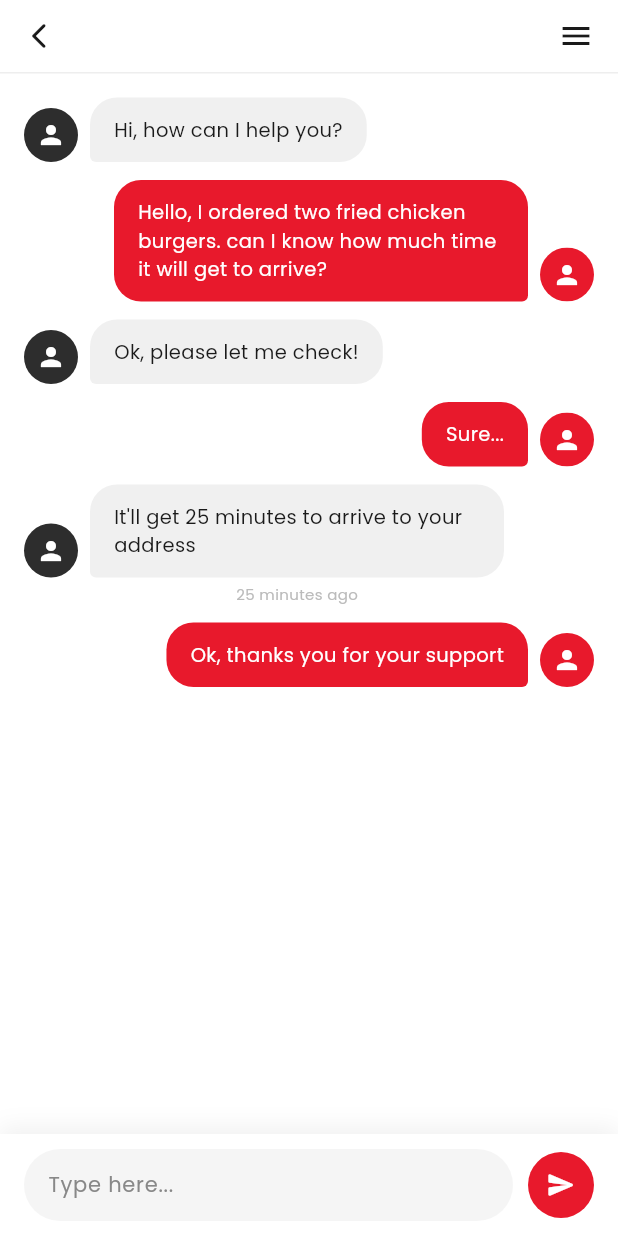
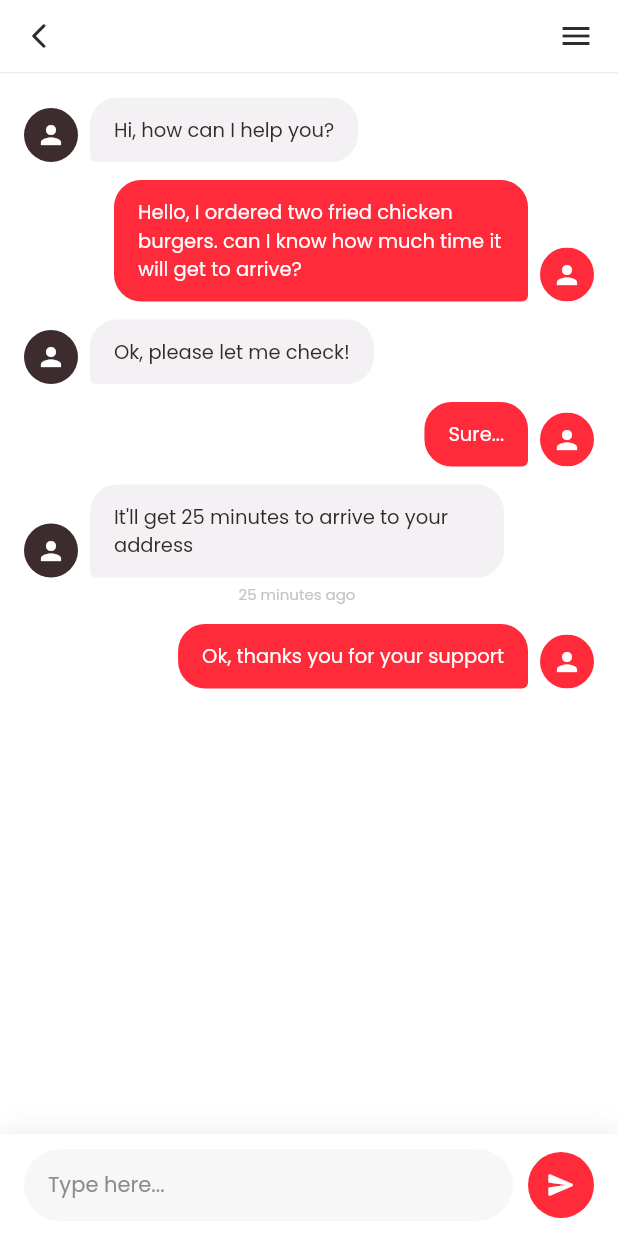
Before and after one commit to JuanMaya8/delivery, a Flutter app: the screen it shows after launch, after a tap on the "chat bubble outline" icon, on a phone screen of 412 x 824 dp. Run offline on Flutter 3.47's test engine with Material 3 defaults, Android fonts, the phone set to English and light mode, and no system bars; our stand-ins replace google_fonts; network calls fail.

Commit message:
Casi final

```diff
--- a/lib/screens/customer_support_screen.dart
+++ b/lib/screens/customer_support_screen.dart
@@ -21,7 +21,7 @@ class _CustomerSupportScreenState extends State<CustomerSupportScreen> {
   final TextEditingController _textController = TextEditingController();
   final ScrollController _scrollController = ScrollController();
 
-  List<ChatMessage> _messages = [
+  final List<ChatMessage> _messages = [
     const ChatMessage(text: 'Hi, how can I help you?', isUser: false),
     const ChatMessage(
       text: 'Hello, I ordered two fried chicken burgers. can I know how much time it will get to arrive?',
@@ -146,7 +146,7 @@ class _CustomerSupportScreenState extends State<CustomerSupportScreen> {
                 width: 36,
                 height: 36,
                 fit: BoxFit.cover,
-                errorBuilder: (_, __, ___) => Container(
+                errorBuilder: (_, _, _) => Container(
                   width: 36,
                   height: 36,
                   color: AppColors.primary,
--- a/lib/screens/home_screen.dart
+++ b/lib/screens/home_screen.dart
@@ -133,7 +133,7 @@ class _HomeScreenState extends State<HomeScreen> {
       child: ListView.separated(
         scrollDirection: Axis.horizontal,
         itemCount: _categories.length,
-        separatorBuilder: (_, __) => const SizedBox(width: 10),
+        separatorBuilder: (_, _) => const SizedBox(width: 10),
         itemBuilder: (context, index) {
           final cat = _categories[index];
           final isSelected = cat == _selectedCategory;
@@ -315,7 +315,7 @@ class _FoodCard extends StatelessWidget {
                 height: 130,
                 width: double.infinity,
                 fit: BoxFit.cover,
-                errorBuilder: (_, __, ___) => Container(
+                errorBuilder: (_, _, _) => Container(
                   height: 130,
                   color: AppColors.bgGrey,
                   child: const Icon(Icons.fastfood, size: 48, color: AppColors.textLight),
--- a/lib/screens/splash_screen.dart
+++ b/lib/screens/splash_screen.dart
@@ -1,5 +1,6 @@
 import 'package:flutter/material.dart';
 import 'package:google_fonts/google_fonts.dart';
+
 import '../theme/app_theme.dart';
 import 'home_screen.dart';
 
@@ -12,9 +13,9 @@ class SplashScreen extends StatefulWidget {
 
 class _SplashScreenState extends State<SplashScreen>
     with SingleTickerProviderStateMixin {
-  late AnimationController _controller;
-  late Animation<double> _fadeAnim;
-  late Animation<double> _scaleAnim;
+  late final AnimationController _controller;
+  late final Animation<double> _fadeAnim;
+  late final Animation<double> _scaleAnim;
 
   @override
   void initState() {
@@ -24,17 +25,16 @@ class _SplashScreenState extends State<SplashScreen>
       duration: const Duration(milliseconds: 1200),
     );
     _fadeAnim = CurvedAnimation(parent: _controller, curve: Curves.easeIn);
-    _scaleAnim = Tween<double>(begin: 0.85, end: 1.0).animate(
+    _scaleAnim = Tween<double>(begin: 0.86, end: 1).animate(
       CurvedAnimation(parent: _controller, curve: Curves.easeOutCubic),
     );
     _controller.forward();
 
     Future.delayed(const Duration(seconds: 3), () {
-      if (mounted) {
-        Navigator.of(context).pushReplacement(
-          MaterialPageRoute(builder: (_) => const HomeScreen()),
-        );
-      }
+      if (!mounted) return;
+      Navigator.of(context).pushReplacement(
+        MaterialPageRoute(builder: (_) => const HomeScreen()),
+      );
     });
   }
 
@@ -50,9 +50,7 @@ class _SplashScreenState extends State<SplashScreen>
       body: Container(
         width: double.infinity,
         height: double.infinity,
-        decoration: const BoxDecoration(
-          gradient: AppColors.splashGradient,
-        ),
+        decoration: const BoxDecoration(gradient: AppColors.splashGradient),
         child: SafeArea(
           child: FadeTransition(
             opacity: _fadeAnim,
@@ -60,22 +58,18 @@ class _SplashScreenState extends State<SplashScreen>
               scale: _scaleAnim,
               child: Column(
                 children: [
-                  const Spacer(flex: 2),
-                  // Logo
+                  const Spacer(flex: 3),
                   Text(
                     'Foodgo',
                     style: GoogleFonts.greatVibes(
-                      fontSize: 56,
+                      fontSize: 54,
                       color: Colors.white,
-                      fontWeight: FontWeight.w400,
                     ),
                   ),
-                  const Spacer(flex: 3),
-                  // Loading indicator
-                  _LoadingDots(),
-                  const SizedBox(height: 32),
-                  // Burger image at bottom
-                  _BurgerBottomImage(),
+                  const Spacer(flex: 5),
+                  const _LoadingDots(),
+                  const SizedBox(height: 26),
+                  const _BurgerBottomImage(),
                 ],
               ),
             ),
@@ -86,100 +80,40 @@ class _SplashScreenState extends State<SplashScreen>
   }
 }
 
-class _LoadingDots extends StatefulWidget {
-  @override
-  State<_LoadingDots> createState() => _LoadingDotsState();
-}
-
-class _LoadingDotsState extends State<_LoadingDots>
-    with SingleTickerProviderStateMixin {
-  late AnimationController _ctrl;
-  late Animation<double> _anim;
-
-  @override
-  void initState() {
-    super.initState();
-    _ctrl = AnimationController(
-      vsync: this,
-      duration: const Duration(milliseconds: 1000),
-    )..repeat();
-    _anim = CurvedAnimation(parent: _ctrl, curve: Curves.easeInOut);
-  }
-
-  @override
-  void dispose() {
-    _ctrl.dispose();
-    super.dispose();
-  }
+class _BurgerBottomImage extends StatelessWidget {
+  const _BurgerBottomImage();
 
   @override
   Widget build(BuildContext context) {
-    return AnimatedBuilder(
-      animation: _anim,
-      builder: (context, child) {
-        return Container(
-          width: 44,
-          height: 44,
-          decoration: BoxDecoration(
-            shape: BoxShape.circle,
-            border: Border.all(color: Colors.white.withOpacity(0.6), width: 2),
-          ),
-          child: Center(
-            child: Container(
-              width: 18,
-              height: 18,
-              decoration: const BoxDecoration(
-                shape: BoxShape.circle,
-                color: Colors.white,
+    return SizedBox(
+      height: 230,
+      width: double.infinity,
+      child: Stack(
+        clipBehavior: Clip.none,
+        children: [
+          Positioned(
+            left: -18,
+            bottom: -8,
+            child: Transform.rotate(
+              angle: -0.07,
+              child: Image.network(
+                'https://images.unsplash.com/photo-1568901346375-23c9450c58cd?w=600',
+                width: 220,
+                height: 175,
+                fit: BoxFit.contain,
+                errorBuilder: (_, _, _) => const _BurgerFallback(width: 220),
               ),
             ),
           ),
-        );
-      },
-    );
-  }
-}
-
-class _BurgerBottomImage extends StatelessWidget {
-  @override
-  Widget build(BuildContext context) {
-    return SizedBox(
-      height: 220,
-      child: Stack(
-        alignment: Alignment.bottomCenter,
-        children: [
-          // Shadow glow
           Positioned(
-            bottom: 0,
-            child: Container(
-              width: 260,
-              height: 40,
-              decoration: BoxDecoration(
-                borderRadius: BorderRadius.circular(100),
-                boxShadow: [
-                  BoxShadow(
-                    color: Colors.black.withOpacity(0.3),
-                    blurRadius: 30,
-                    spreadRadius: 10,
-                  ),
-                ],
-              ),
-            ),
-          ),
-          // Burger image
-          Image.network(
-            'https://images.unsplash.com/photo-1568901346375-23c9450c58cd?w=600',
-            width: 300,
-            height: 200,
-            fit: BoxFit.contain,
-            errorBuilder: (_, __, ___) => Container(
-              width: 300,
-              height: 200,
-              decoration: BoxDecoration(
-                color: Colors.white.withOpacity(0.1),
-                borderRadius: BorderRadius.circular(16),
-              ),
-              child: const Icon(Icons.fastfood, size: 80, color: Colors.white54),
+            left: 106,
+            bottom: -4,
+            child: Image.network(
+              'https://images.unsplash.com/photo-1550547660-d9450f859349?w=600',
+              width: 172,
+              height: 138,
+              fit: BoxFit.contain,
+              errorBuilder: (_, _, _) => const _BurgerFallback(width: 172),
             ),
           ),
         ],
@@ -187,3 +121,49 @@ class _BurgerBottomImage extends StatelessWidget {
     );
   }
 }
+
+class _BurgerFallback extends StatelessWidget {
+  final double width;
+
+  const _BurgerFallback({required this.width});
+
+  @override
+  Widget build(BuildContext context) {
+    return Container(
+      width: width,
+      height: width * 0.72,
+      decoration: BoxDecoration(
+        color: Colors.white.withOpacity(0.14),
+        borderRadius: BorderRadius.circular(32),
+      ),
+      child: const Icon(
+        Icons.fastfood_rounded,
+        size: 70,
+        color: Colors.white70,
+      ),
+    );
+  }
+}
+
+class _LoadingDots extends StatelessWidget {
+  const _LoadingDots();
+
+  @override
+  Widget build(BuildContext context) {
+    return Row(
+      mainAxisAlignment: MainAxisAlignment.center,
+      children: List.generate(
+        3,
+        (index) => Container(
+          width: 8,
+          height: 8,
+          margin: const EdgeInsets.symmetric(horizontal: 4),
+          decoration: BoxDecoration(
+            color: index == 1 ? Colors.white : Colors.white.withOpacity(0.55),
+            shape: BoxShape.circle,
+          ),
+        ),
+      ),
+    );
+  }
+}
--- a/lib/screens/user_profile_screen.dart
+++ b/lib/screens/user_profile_screen.dart
@@ -103,7 +103,7 @@ class UserProfileScreen extends StatelessWidget {
                     child: Image.network(
                       'https://images.unsplash.com/photo-1494790108755-2616b612b494?w=200',
                       fit: BoxFit.cover,
-                      errorBuilder: (_, __, ___) => Container(
+                      errorBuilder: (_, _, _) => Container(
                         color: AppColors.bgGrey,
                         child: const Icon(Icons.person, size: 40, color: AppColors.textGrey),
                       ),
--- a/lib/theme/app_theme.dart
+++ b/lib/theme/app_theme.dart
@@ -2,20 +2,21 @@ import 'package:flutter/material.dart';
 import 'package:google_fonts/google_fonts.dart';
 
 class AppColors {
-  static const Color primary = Color(0xFFE8192C);
-  static const Color primaryLight = Color(0xFFFF4D5E);
+  static const Color primary = Color(0xFFFF2B3A);
+  static const Color primaryLight = Color(0xFFFF7C88);
   static const Color background = Color(0xFFFFFFFF);
-  static const Color bgGrey = Color(0xFFF5F5F5);
-  static const Color darkCard = Color(0xFF2D2D2D);
-  static const Color textDark = Color(0xFF1A1A1A);
-  static const Color textGrey = Color(0xFF888888);
-  static const Color textLight = Color(0xFFBBBBBB);
-  static const Color rating = Color(0xFFFFA500);
-  static const Color cardBorder = Color(0xFFEEEEEE);
-  static const Color chatBubbleAgent = Color(0xFFF0F0F0);
+  static const Color bgGrey = Color(0xFFF7F7F7);
+  static const Color darkCard = Color(0xFF3C2C2D);
+  static const Color textDark = Color(0xFF302B2B);
+  static const Color textGrey = Color(0xFF8F8A8A);
+  static const Color textLight = Color(0xFFC9C4C4);
+  static const Color rating = Color(0xFFFF9A1F);
+  static const Color cardBorder = Color(0xFFF0ECEC);
+  static const Color chatBubbleAgent = Color(0xFFF3F1F4);
+  static const Color success = Color(0xFF28C76F);
 
   static const LinearGradient splashGradient = LinearGradient(
-    colors: [Color(0xFFFF6B6B), Color(0xFFD10E20)],
+    colors: [Color(0xFFFF7E8A), Color(0xFFFF2B3A)],
     begin: Alignment.topCenter,
     end: Alignment.bottomCenter,
   );
@@ -85,6 +86,7 @@ class AppTheme {
         scaffoldBackgroundColor: AppColors.background,
         primaryColor: AppColors.primary,
         fontFamily: GoogleFonts.poppins().fontFamily,
+        useMaterial3: false,
         appBarTheme: const AppBarTheme(
           backgroundColor: Colors.white,
           elevation: 0,
@@ -93,5 +95,7 @@ class AppTheme {
         colorScheme: const ColorScheme.light(
           primary: AppColors.primary,
         ),
+        splashColor: Colors.transparent,
+        highlightColor: Colors.transparent,
       );
 }
--- a/pubspec.yaml
+++ b/pubspec.yaml
@@ -30,7 +30,7 @@ environment:
 dependencies:
   flutter:
     sdk: flutter
-  google_fonts: ^1.0.8
+  google_fonts: ^6.3.1
 
   # The following adds the Cupertino Icons font to your application.
   # Use with the CupertinoIcons class for iOS style icons.
```
Also changed, not shown: lib/screens/customize_screen.dart (+5 -5 lines), lib/screens/product_detail_screen.dart (+71 -65 lines), pubspec.lock, 3 other files.
